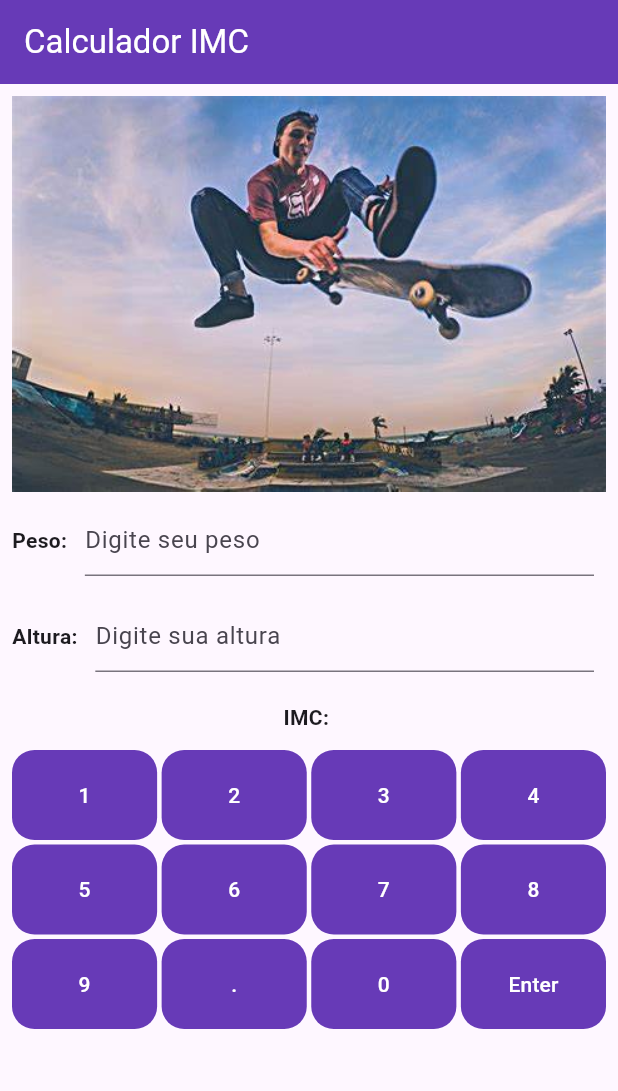
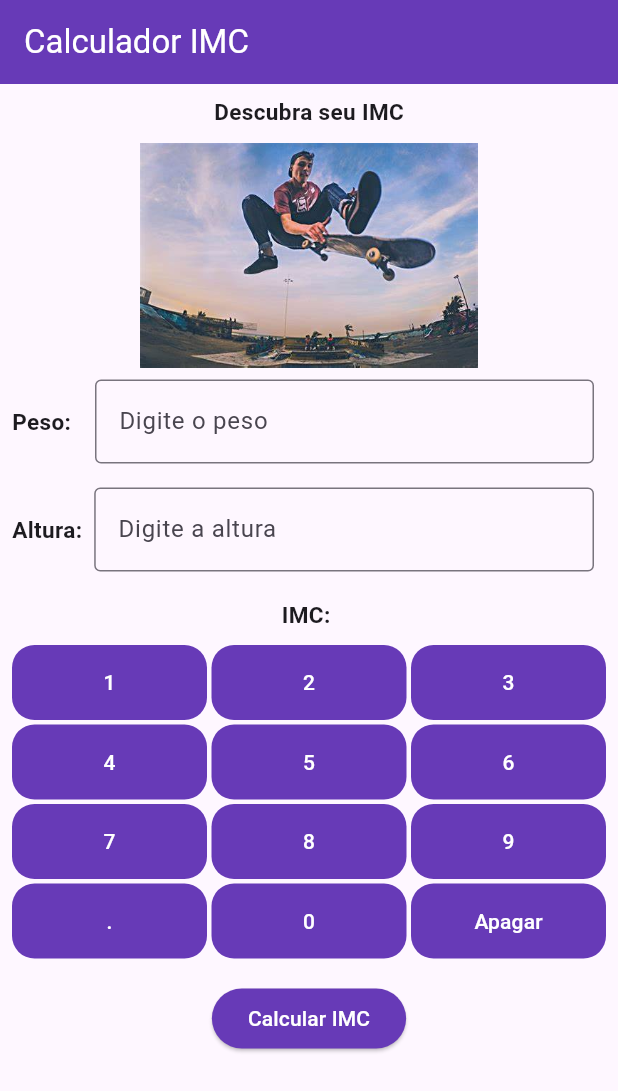
Before and after one commit to DevEssencials/calcualdore_biel, a Flutter app: the screen it shows after launch, on a phone screen of 412 x 824 dp. Shown: the top 1091 px of the screen. Run offline on Flutter 3.47's test engine with Material 3 defaults, Android fonts, the phone set to English and light mode, and no system bars.

Commit message:
inserindo logica do calculo, validação e separando widgets

```diff
--- /dev/null
+++ b/lib/models/model_imc.dart
@@ -0,0 +1,41 @@
+
+class ModelImc {
+  late double altura;
+  late double peso;
+
+
+  ModelImc( this.altura,  this.peso,  );
+
+  double calcularImc(altura, peso){
+    final double imc = peso / (altura*altura);
+    return imc;
+  }
+
+  String  verificarClassificacao(double imc){
+    if(imc < 16){
+      return "Magreza grau 3";
+    }
+    else if(imc > 16 && imc <17){
+      return "Magreza grau 2";
+    }
+    else if(imc < 18.5){
+      return "Magreza grau 1";
+    }
+    else if(imc < 25){
+      return "Eutrofia";
+    }
+    else if(imc < 30){
+      return "Pré-Obesidade";
+    }
+    else if(imc < 35){
+      return "Obesidade moderada(grau 1)";
+    }
+    else if(imc < 40){
+      return "Obesidade severa(grau 2)";
+    }
+    else if( imc >= 40){
+      return "Obesidade muito severa(grau 3)";
+    }
+    return "Erro ao classificar";
+  }
+}
--- a/lib/pages/my_home.dart
+++ b/lib/pages/my_home.dart
@@ -1,39 +1,77 @@
+import 'package:calculadore_flutter/models/model_imc.dart';
+import 'package:calculadore_flutter/util/erros_snak';
+import 'package:calculadore_flutter/util/validator.dart';
+import 'package:calculadore_flutter/util/widgets.dart';
 import 'package:flutter/material.dart';
 
 class MyHomePage extends StatefulWidget {
+
   const MyHomePage({super.key});
 
   @override
   State<MyHomePage> createState() => _MyHomePageState();
 }
 
-class _MyHomePageState extends State<MyHomePage> {
-  List<dynamic> buttons = [1, 2, 3, 4, 5, 6, 7, 8, 9, '.', 0, 'Enter'];
+class _MyHomePageState extends State<MyHomePage> with ValidatorTextField {
+
+  List<dynamic> buttons = [1, 2, 3, 4, 5, 6, 7, 8, 9, '.', 0, 'Apagar'];
   final TextEditingController _controllerPeso = TextEditingController();
   final TextEditingController _controllerAlt = TextEditingController();
-  bool isAltura = false;
-  String imcResult = "";
+  late bool isAltura;
+  String? imcResult = "";
+  String classificacao = "Descubra seu IMC";
   final FocusNode _focusNodePeso = FocusNode();
   final FocusNode _focusNodeAltura = FocusNode();
   final FocusScopeNode _focusScopeNode = FocusScopeNode();  // Para gerenciar o escopo de foco
 
   void inserirValor(String buttao, TextEditingController campoSelecionado) {
     setState(() {
-      // Lógica para evitar entrada incorreta
-      if (buttao == 'Enter') {
-        _calcularIMC();
-        _focusScopeNode.unfocus(); // Desfoca todos os campos
+      if (buttao == 'Apagar') {
+        _apagarText(campoSelecionado);
       } else {
         if (buttao == '.' && campoSelecionado.text.contains('.')) {
-          return; // Evita múltiplos pontos
+          return;
         }
         campoSelecionado.text += buttao;
       }
     });
   }
 
-  void _calcularIMC() {
-    //calcular imc
+  void _apagarText(TextEditingController campoSelecionado) {
+    setState(() {
+      if (campoSelecionado.text.isNotEmpty) {
+        campoSelecionado.text = campoSelecionado.text.substring(0, campoSelecionado.text.length - 1);
+      }
+    });
+  }
+
+  void _calcularIMC(BuildContext cntx) {
+
+    if(_controllerAlt.text.isEmpty){
+      Failures.showError(context, EmptyFieldFailure());
+      return;
+    }
+    if(_controllerPeso.text.isEmpty){
+      Failures.showError(context, EmptyFieldFailure());
+      return;
+    }
+    final double? peso = validateAndConvert(_controllerPeso.text);
+    final double? altura = validateAndConvert(_controllerAlt.text);
+    if (peso == null) {
+      Failures.showError(context, NumericConversionFailure());
+      return;
+    }
+
+    if (altura == null || altura <= 0) {
+      Failures.showError(context, InvalidValueFailure());
+      return;
+    }
+    setState(() {
+      final ModelImc modelImc = ModelImc(altura, peso);
+      double imc = modelImc.calcularImc(altura, peso);
+      imcResult = imc.toStringAsFixed(2);
+      classificacao = modelImc.verificarClassificacao(imc);
+    });
   }
 
   @override
@@ -55,85 +93,48 @@ class _MyHomePageState extends State<MyHomePage> {
             node: _focusScopeNode,  // Gerencia o foco dentro do escopo
             child: Column(
               children: [
-                // Imagem
-                Center(child: Image.asset('assets/images/skaterson.jpg')),
-                // Campo de Peso
-                Row(
-                  crossAxisAlignment: CrossAxisAlignment.center,
-                  children: [
-                    const Text(
-                      "Peso: ",
-                      style: TextStyle(fontWeight: FontWeight.bold),
-                    ),
-                    Expanded(
-                      child: Padding(
-                        padding: const EdgeInsets.all(8.0),
-                        child: TextField(
-                          controller: _controllerPeso,
-                          decoration:
-                              const InputDecoration(hintText: "Digite seu peso "),
-                          keyboardType: TextInputType.none, // Desabilita teclado virtual
-                          focusNode: _focusNodePeso,  // Gerencia o foco manualmente
-                          onTap: () => setState(() {
-                            isAltura = false;
-                            _focusScopeNode.requestFocus(_focusNodePeso);  // Mantém o foco
-                          }),
-                        ),
-                      ),
-                    )
-                  ],
+                Text(
+                  classificacao,
+                  style: styleText(),
                 ),
-                // Campo de Altura
-                Row(
-                  crossAxisAlignment: CrossAxisAlignment.center,
-                  children: [
-                    const Text(
-                      "Altura: ",
-                      style: TextStyle(fontWeight: FontWeight.bold),
-                    ),
-                    Expanded(
-                      child: Padding(
-                        padding: const EdgeInsets.all(8.0),
-                        child: TextField(
-                          controller: _controllerAlt,
-                          decoration:
-                              const InputDecoration(hintText: "Digite sua altura "),
-                          keyboardType: TextInputType.none, // Desabilita teclado virtual
-                          focusNode: _focusNodeAltura,  // Gerencia o foco manualmente
-                          onTap: () => setState(() {
-                            isAltura = true;
-                            _focusScopeNode.requestFocus(_focusNodeAltura);  // Mantém o foco
-                          }),
-                        ),
-                      ),
-                    )
-                  ],
+                espacamento(),
+                SizedBox(
+                  height: 150,
+                  width: 400,
+                  child: Center(
+                    child: Image.asset('assets/images/skaterson.jpg'),
+                  ),
                 ),
-                const SizedBox(
-                  height: 12.0,
+                customTextField(
+                  "Peso:  ",
+                  "Digite o peso",
+                  _controllerPeso,
+                  _focusNodePeso,
+                  () => setState(() {
+                    isAltura = false;
+                  }),
                 ),
-                // Exibição do IMC
+                customTextField(
+                  "Altura:",
+                  "Digite a altura",
+                  _controllerAlt,
+                  _focusNodeAltura,
+                  () => setState(() {
+                    isAltura = true;
+                  }),
+                ),
+                espacamento(),
                 Center(
                   child: Text(
                     "IMC: $imcResult",
-                    style: const TextStyle(
-                      fontWeight: FontWeight.bold,
-                    ),
+                    style: styleText(),
                   ),
                 ),
-                const SizedBox(
-                  height: 12.0,
-                ),
-                // Teclado numérico
+                espacamento(),
                 SizedBox(
-                  height: 200,
+                  height: 225,
                   child: GridView.builder(
-                    gridDelegate: const SliverGridDelegateWithFixedCrossAxisCount(
-                      crossAxisCount: 4,
-                      mainAxisExtent: 60.0,
-                      crossAxisSpacing: 3.0,
-                      mainAxisSpacing: 3.0,
-                    ),
+                    gridDelegate: gridDelegate(),
                     itemCount: buttons.length,
                     itemBuilder: (BuildContext ctx, index) {
                       return Container(
@@ -144,8 +145,10 @@ class _MyHomePageState extends State<MyHomePage> {
                         ),
                         child: TextButton(
                           onPressed: () {
-                            inserirValor(buttons[index].toString(),
-                                (isAltura) ? _controllerAlt : _controllerPeso);
+                            inserirValor(
+                              buttons[index].toString(),
+                              (isAltura) ? _controllerAlt : _controllerPeso
+                            );
                           },
                           child: Text(
                             buttons[index].toString(),
@@ -156,6 +159,16 @@ class _MyHomePageState extends State<MyHomePage> {
                     },
                   ),
                 ),
+                ElevatedButton(
+                  onPressed: () => _calcularIMC(context),  // Chama a função para calcular o IMC
+                  style: ElevatedButton.styleFrom(
+                    backgroundColor: Colors.deepPurple,
+                  ),
+                  child: const Text(
+                    "Calcular IMC",
+                    style: TextStyle(color: Colors.white),
+                  ),
+                )
               ],
             ),
           ),
--- /dev/null
+++ b/lib/util/validator.dart
@@ -0,0 +1,21 @@
+mixin ValidatorTextField {
+  double? validateAndConvert(String text) {
+    // Substitui vírgula por ponto para garantir a compatibilidade com o formato double
+    String cleanedText = text.replaceAll(',', '.');
+
+    // Verifica se o campo está vazio
+    if (cleanedText.isEmpty) {
+      return null;  // Retorna null se o campo estiver vazio
+    }
+
+    // Tenta converter o texto limpo para double
+    final double? convertedValue = double.tryParse(cleanedText);
+
+    // Se a conversão falhar, retorna null
+    if (convertedValue == null) {
+      return null;
+    }
+
+    return convertedValue;  // Retorna o valor convertido
+  }
+}
--- /dev/null
+++ b/lib/util/widgets.dart
@@ -0,0 +1,67 @@
+import 'package:flutter/material.dart';
+
+InputDecoration decoration(String hint){
+  return InputDecoration(
+    hintText: hint,
+    border: const OutlineInputBorder(),
+  );
+}
+
+
+
+SliverGridDelegateWithFixedCrossAxisCount gridDelegate(){
+  return  const SliverGridDelegateWithFixedCrossAxisCount(
+    crossAxisCount: 3,
+    mainAxisExtent: 50.0,
+    crossAxisSpacing: 3.0,
+    mainAxisSpacing: 3.0,
+  );
+}
+
+
+TextStyle styleText(){
+  return const TextStyle(
+    fontWeight: FontWeight.bold,
+    fontSize: 15,
+  );
+}
+
+SizedBox espacamento(){
+  return const SizedBox(
+    height: 10,
+  );
+}
+
+Widget customTextField(
+  String valor,
+  String hint,
+  TextEditingController controller,
+  FocusNode foco,
+  VoidCallback onTap,
+  ){
+  return Row(
+                  crossAxisAlignment: CrossAxisAlignment.center,
+                  children: [
+                    Text(
+                      valor,
+                      style: styleText(),
+                    ),
+                    Expanded(
+                      child: Padding(
+                        padding: const EdgeInsets.all(8.0),
+                        child: TextFormField(
+                          controller: controller,
+                          decoration: decoration(hint),
+                          keyboardType: TextInputType.none, // Desabilita teclado virtual
+                          focusNode: foco,  // Gerencia o foco manualmente
+                          onTap: onTap,
+                          validator: (value) {
+                            if(value == null || value.isEmpty)return "Valor não pode ser nulo";
+                            return null;
+                          },
+                        ),
+                      ),
+                    )
+                  ],
+                );
+}
```
Also changed, not shown: 1 other file.
